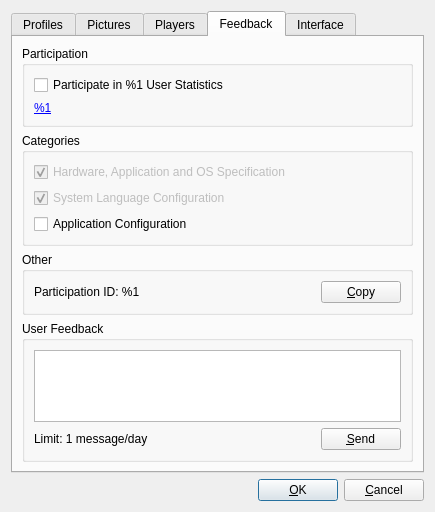
Above: OptionsDialog.ui from SyDevTeam/gta5view before the change. Below: the same form after it.
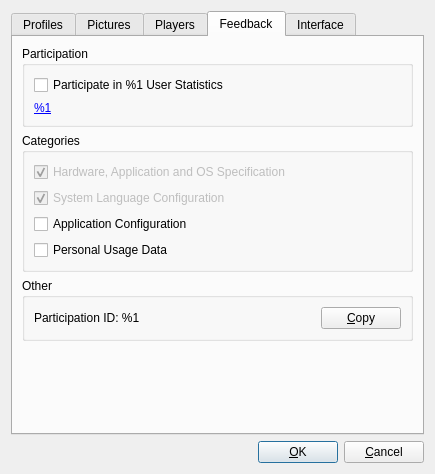
That is the form after the change. The open tabs and pages were chosen to show the change.

Commit message: fixed UI issues, Personal Usage data check box added

```diff
--- a/OptionsDialog.ui
+++ b/OptionsDialog.ui
@@ -458,6 +458,13 @@
             </property>
            </widget>
           </item>
+          <item>
+           <widget class="QCheckBox" name="cbUsageData">
+            <property name="text">
+             <string>Personal Usage Data</string>
+            </property>
+           </widget>
+          </item>
          </layout>
         </widget>
        </item>
@@ -466,7 +473,9 @@
          <property name="title">
           <string>Other</string>
          </property>
-         <layout class="QHBoxLayout" name="hlOtherStats">
+         <layout class="QVBoxLayout" name="verticalLayout">
+          <item>
+           <layout class="QHBoxLayout" name="hlParticipation">
           <item>
            <widget class="QLabel" name="labParticipationID">
             <property name="sizePolicy">
@@ -490,50 +499,6 @@
            <widget class="QPushButton" name="cmdCopyStatsID">
             <property name="text">
              <string>&amp;Copy</string>
-            </property>
-            <property name="autoDefault">
-             <bool>false</bool>
-            </property>
-           </widget>
-          </item>
-         </layout>
-        </widget>
-       </item>
-       <item>
-        <widget class="QGroupBox" name="gbUserFeedback">
-         <property name="title">
-          <string>User Feedback</string>
-         </property>
-         <layout class="QVBoxLayout" name="vlUserFeedback">
-          <item>
-           <widget class="QPlainTextEdit" name="txtUserFeedback"/>
-          </item>
-          <item>
-           <layout class="QHBoxLayout" name="hlUserFeedbackButtons">
-            <item>
-             <widget class="QLabel" name="labUserFeedback">
-              <property name="text">
-               <string>Limit: 1 message/day</string>
-              </property>
-             </widget>
-            </item>
-            <item>
-             <spacer name="hsUserFeedbackButtons">
-              <property name="orientation">
-               <enum>Qt::Horizontal</enum>
-              </property>
-              <property name="sizeHint" stdset="0">
-               <size>
-                <width>0</width>
-                <height>0</height>
-               </size>
-              </property>
-             </spacer>
-            </item>
-            <item>
-             <widget class="QPushButton" name="cmdUserFeedbackSend">
-              <property name="text">
-               <string>&amp;Send</string>
               </property>
               <property name="autoDefault">
                <bool>false</bool>
```
Left out of the diff: 4 changed lines with no effect on the pictures. Lines whose indentation alone changed are shown as unchanged. The commit also changes 18 other files.
